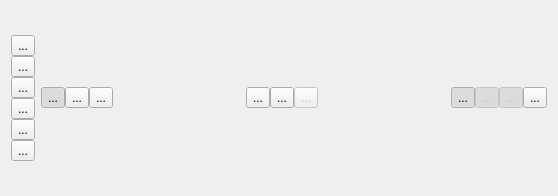
KDE/kdev-control-flow-graph, file controlflowgraphview.ui: the form before one commit.
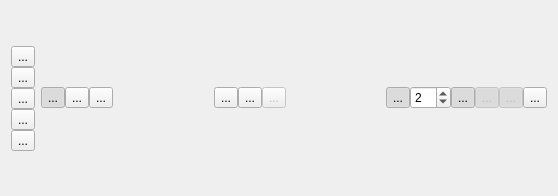
The form after the commit. Icons and pictures are not drawn.

Commit message: - Clustering of nodes of incoming arcs - Checkable toolbutton and spinbox for maximum graph level selection - Removal of configure toolbutton since configuration will be done at top toolbuttons - Toolbutton to optionally disable incoming arcs

The edit to the form file:
```diff
--- a/controlflowgraphview.ui
+++ b/controlflowgraphview.ui
@@ -35,20 +35,6 @@
        </property>
       </spacer>
      </item>
-     <item>
-      <widget class="QToolButton" name="settingsToolButton">
-       <property name="toolTip">
-        <string>Configure</string>
-       </property>
-       <property name="text">
-        <string>...</string>
-       </property>
-       <property name="icon">
-        <iconset>
-         <normaloff>../../../usr/share/icons/oxygen/22x22/actions/configure.png</normaloff>../../../usr/share/icons/oxygen/22x22/actions/configure.png</iconset>
-       </property>
-      </widget>
-     </item>
      <item>
       <widget class="QToolButton" name="birdseyeToolButton">
        <property name="toolTip">
@@ -293,6 +279,38 @@
          </property>
         </spacer>
        </item>
+       <item>
+        <widget class="QToolButton" name="maxLevelToolButton">
+         <property name="toolTip">
+          <string>Adjust the maximum level of outcoming arcs (disabling this makes the graph generation slower)</string>
+         </property>
+         <property name="text">
+          <string>...</string>
+         </property>
+         <property name="checkable">
+          <bool>true</bool>
+         </property>
+         <property name="checked">
+          <bool>true</bool>
+         </property>
+        </widget>
+       </item>
+       <item>
+        <widget class="QSpinBox" name="maxLevelSpinBox">
+         <property name="toolTip">
+          <string>Maximum number of graph levels. Expect slower graph generation for large maximum levels values.</string>
+         </property>
+         <property name="minimum">
+          <number>1</number>
+         </property>
+         <property name="maximum">
+          <number>99</number>
+         </property>
+         <property name="value">
+          <number>2</number>
+         </property>
+        </widget>
+       </item>
        <item>
         <widget class="QToolButton" name="drawIncomingArcsToolButton">
          <property name="toolTip">
```
The commit also changes 4 other files.
